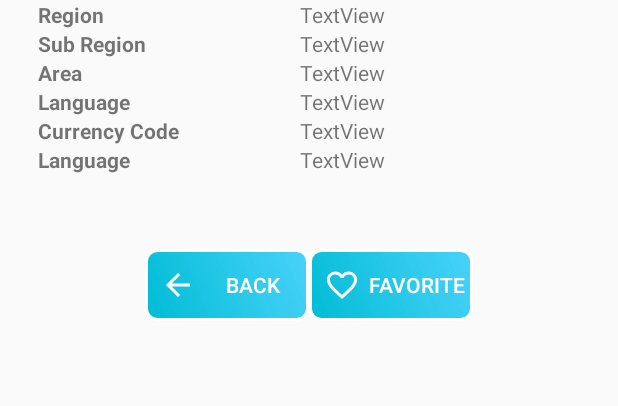
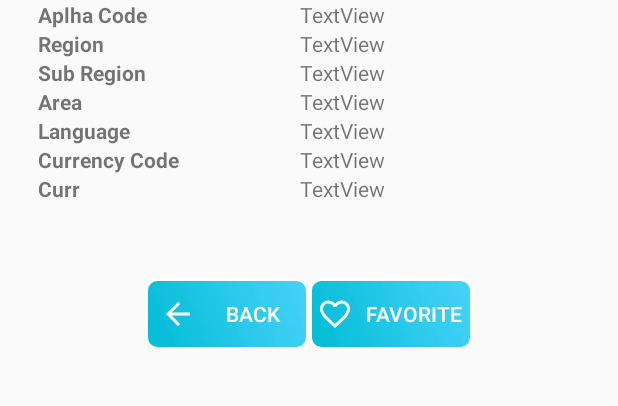
Before and after one commit to restuhaqza/getcountry, an Android app: the DetailActivity screen opened directly, with no data from a screen before it, on a phone screen of 412 x 824 dp, the part 549-955 px from its top. Run offline under Robolectric (Android 15) with nearby library versions, the phone set to English and light mode, and no system bars; libraries missing offline, so code that uses them is left out: com.loopj.android, cz.msebera.android; pictures from the network do not load; 10 statements that could not run were skipped.

Commit message:
update on activity

```diff
--- a/app/src/main/AndroidManifest.xml
+++ b/app/src/main/AndroidManifest.xml
@@ -7,7 +7,7 @@
 
     <application
         android:allowBackup="true"
-        android:icon="@mipmap/ic_launcher"
+        android:icon="@drawable/maps_foreground"
         android:label="@string/app_name"
         android:roundIcon="@mipmap/ic_launcher_round"
         android:supportsRtl="true"
--- a/app/src/main/java/dev/restuhaqza/country/DetailActivity.java
+++ b/app/src/main/java/dev/restuhaqza/country/DetailActivity.java
@@ -37,6 +37,7 @@ public class DetailActivity extends AppCompatActivity {
     private TextView lang;
     private TextView currencyCode;
     private TextView currencyName;
+    private TextView alpha3code;
 
     Button btn_favorite;
     Button btn_back;
@@ -66,6 +67,8 @@ public class DetailActivity extends AppCompatActivity {
         currencyCode = findViewById(R.id.currency_code);
         currencyName = findViewById(R.id.currency_name);
         btn_favorite =findViewById(R.id.btn_favorite);
+        alpha3code = findViewById(R.id.code_country);
+
         btn_back = findViewById(R.id.btn_back);
 
         country_name.setText(countryModel.getName());
@@ -75,6 +78,7 @@ public class DetailActivity extends AppCompatActivity {
         lang.setText(countryModel.getNativeLang());
         currencyCode.setText(countryModel.getCurrencyCode());
         currencyName.setText(countryModel.getCurrencyName());
+        alpha3code.setText(countryModel.getAlpha3code());
 
         Glide.with(this)
                 .load(countryModel.getFlagPng())
--- a/app/src/main/res/layout/activity_detail.xml
+++ b/app/src/main/res/layout/activity_detail.xml
@@ -44,6 +44,28 @@
 
             <TextView
                 android:id="@+id/name_country"
+                android:layout_width="wrap_content"
+                android:layout_height="wrap_content"
+                android:layout_weight="1"
+                android:text="TextView" />
+        </LinearLayout>
+
+        <LinearLayout
+            android:layout_width="match_parent"
+            android:layout_height="match_parent"
+            android:orientation="horizontal"
+            >
+
+            <TextView
+                android:id="@+id/head_code_country"
+                android:layout_width="45dp"
+                android:layout_height="wrap_content"
+                android:layout_weight="1"
+                android:textStyle="bold"
+                android:text="Aplha Code" />
+
+            <TextView
+                android:id="@+id/code_country"
                 android:layout_width="wrap_content"
                 android:layout_height="wrap_content"
                 android:layout_weight="1"
@@ -165,7 +187,7 @@
                 android:layout_height="wrap_content"
                 android:textStyle="bold"
                 android:layout_weight="1"
-                android:text="Language" />
+                android:text="Curr" />
 
             <TextView
                 android:id="@+id/currency_name"
@@ -206,7 +228,7 @@
             android:background="@drawable/shape"
             android:drawableLeft="@drawable/ic_favorite_off"
             android:drawableTint="#fff"
-            android:paddingLeft="10dp"
+            android:paddingLeft="5dp"
             android:text="Favorite"
             app:cornerRadius="25px"
             app:itemIconTint="@drawable/state_bnve"
--- a/app/src/main/res/layout/activity_main.xml
+++ b/app/src/main/res/layout/activity_main.xml
@@ -11,6 +11,7 @@
         android:id="@+id/fl_container"
         android:layout_width="match_parent"
         android:layout_height="match_parent"
+        android:layout_above="@+id/bn_main"
         app:layout_behavior="@string/appbar_scrolling_view_behavior" />
 
     <com.google.android.material.bottomnavigation.BottomNavigationView
```
